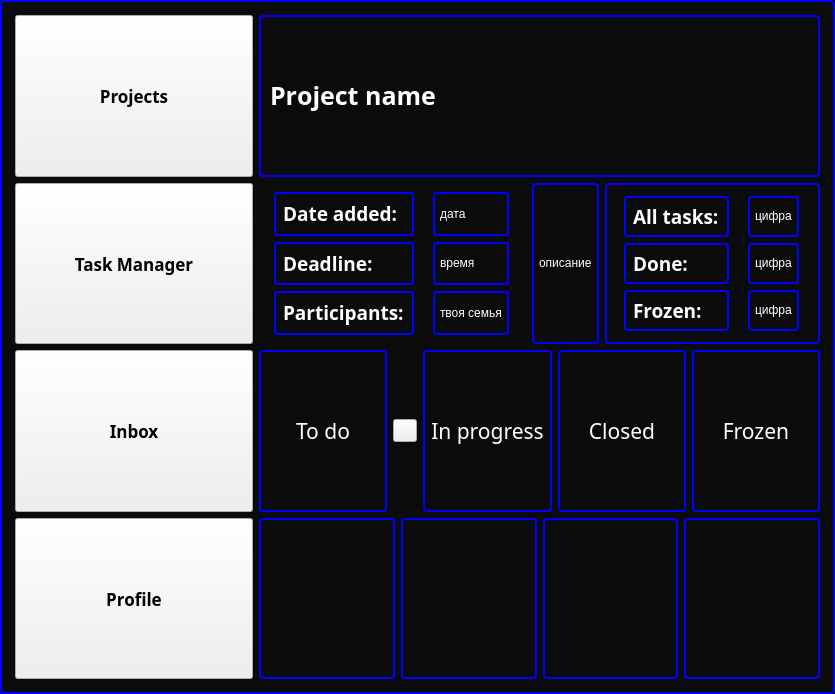
The window that ui/MainWindowTaskManager.ui (kiozet/TaskManagerWithAI) describes before a commit, drawn with Qt 5.
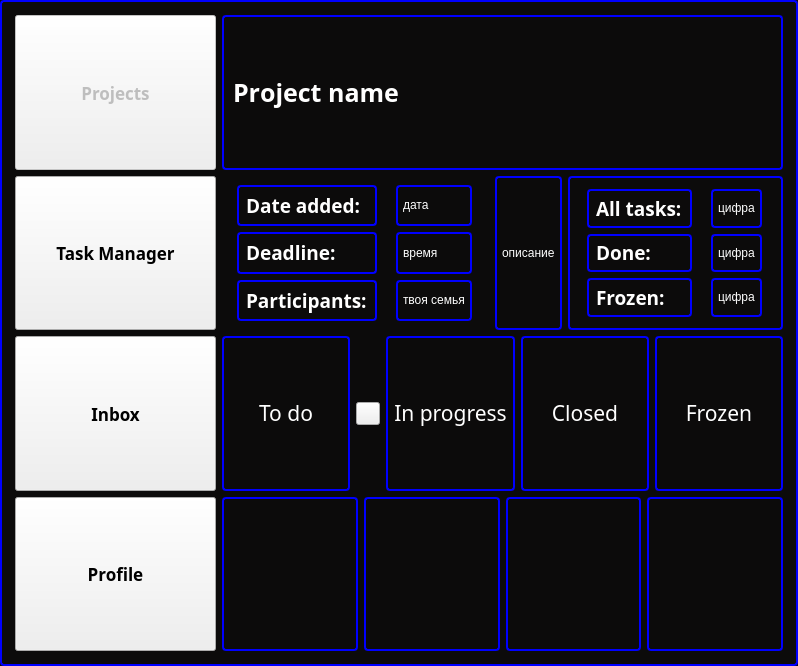
The same window after the commit. Icons and pictures are not drawn.

Commit message: Left menu is fixed in MainWindowTaskManager

Diff of the .ui file:
```diff
--- a/ui/MainWindowTaskManager.ui
+++ b/ui/MainWindowTaskManager.ui
@@ -9,8 +9,8 @@
    <rect>
     <x>0</x>
     <y>0</y>
-    <width>835</width>
-    <height>694</height>
+    <width>798</width>
+    <height>666</height>
    </rect>
   </property>
   <property name="sizePolicy">
@@ -60,7 +60,7 @@
      <item>
       <widget class="QPushButton" name="projectsBtn">
        <property name="enabled">
-        <bool>true</bool>
+        <bool>false</bool>
        </property>
        <property name="sizePolicy">
         <sizepolicy hsizetype="Expanding" vsizetype="Expanding">
```
